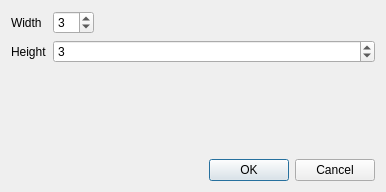
First picture: the form in ui/newmaze.ui, repository slowbackspace/maze, before the edit.
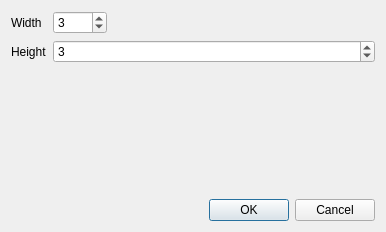
Second picture: the form after the edit.

Commit message: updated max size of new maze

The edit to the form file:
```diff
--- a/ui/newmaze.ui
+++ b/ui/newmaze.ui
@@ -7,7 +7,7 @@
     <x>0</x>
     <y>0</y>
     <width>386</width>
-    <height>192</height>
+    <height>232</height>
    </rect>
   </property>
   <property name="windowTitle">
@@ -37,6 +37,18 @@
          <verstretch>0</verstretch>
         </sizepolicy>
        </property>
+       <property name="baseSize">
+        <size>
+         <width>0</width>
+         <height>0</height>
+        </size>
+       </property>
+       <property name="minimum">
+        <number>1</number>
+       </property>
+       <property name="maximum">
+        <number>1000</number>
+       </property>
        <property name="value">
         <number>3</number>
        </property>
```
Left out of the diff: 34 changed lines with no effect on the pictures.
